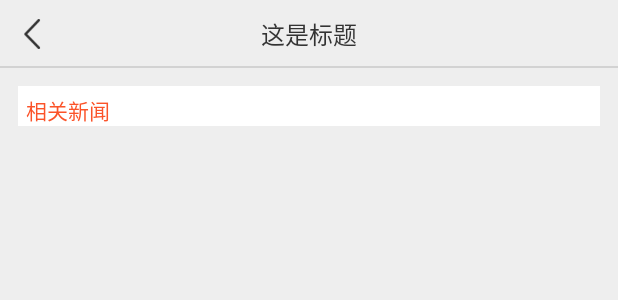
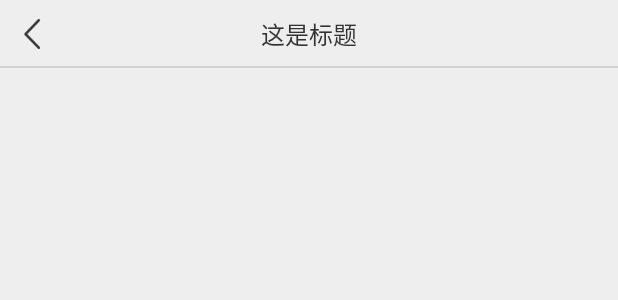
Before and after one commit to zhangchuanchuan/Wanxiang, an Android app: the layout fragment_news_detail.xml on its own in the app's theme, with its tools: preview values and no code run, on a phone screen of 412 x 824 dp. Shown: the top 300 px of the screen. Run offline under Robolectric (Android 15) with nearby library versions, the phone set to English and light mode, and no system bars.

Commit message:
解析新闻详情

```diff
--- a/app/src/main/java/com/stream/wangxiang/fragment/HomeFragment.java
+++ b/app/src/main/java/com/stream/wangxiang/fragment/HomeFragment.java
@@ -75,6 +75,11 @@ public class HomeFragment extends BaseFragment {
                 if(list == null){
                     return;
                 }
+                // 点击的是加载更多
+                if(position == list.size()){
+                    return;
+                }
+
                 String postId = list.get(position).getPostid();
                 if(StringUtils.isNullOrEmpty(postId)){
                     return;
--- a/app/src/main/java/com/stream/wangxiang/net/RequestWhat.java
+++ b/app/src/main/java/com/stream/wangxiang/net/RequestWhat.java
@@ -7,6 +7,7 @@ package com.stream.wangxiang.net;
 public class RequestWhat {
     // 获取首页新闻列表的what
     public static final int GET_NEWS_LIST = 0;
+
 
     // 获取分类新闻列表的
     public static final int GET_CATEGORY_NEWS_LIST = 1;
--- a/app/src/main/java/com/stream/wangxiang/vo/RelationNews.java
+++ b/app/src/main/java/com/stream/wangxiang/vo/RelationNews.java
@@ -9,6 +9,7 @@ public class RelationNews {
     private String type;
     private String source;
     private String ptime;
+    private String imgsrc;
     private String href;
 
     public String getId() {
--- a/app/src/main/res/layout/fragment_news_detail.xml
+++ b/app/src/main/res/layout/fragment_news_detail.xml
@@ -32,29 +32,34 @@
         android:id="@+id/news_content"
         android:layout_width="match_parent"
         android:layout_height="match_parent">
+        <TextView
+            android:id="@+id/body"
+            android:layout_width="match_parent"
+            android:layout_height="wrap_content" />
 
-        <LinearLayout
-            android:orientation="vertical"
-            android:layout_width="match_parent"
-            android:layout_height="12dp"
-            android:layout_marginLeft="12dp"
-            android:layout_marginRight="12dp"
-            android:layout_marginTop="12dp"
-            android:background="@color/white">
-            <TextView
-                android:layout_width="wrap_content"
-                android:layout_height="wrap_content"
-                android:layout_marginLeft="5dp"
-                android:layout_marginTop="5dp"
-                android:textColor="@color/text_brick_red_color"
-                android:text="相关新闻"/>
-            <ListView
-                android:id="@+id/relation_news_list"
-                android:layout_width="match_parent"
-                android:layout_height="wrap_content">
 
-            </ListView>
-        </LinearLayout>
+        <!--<LinearLayout-->
+            <!--android:orientation="vertical"-->
+            <!--android:layout_width="match_parent"-->
+            <!--android:layout_height="12dp"-->
+            <!--android:layout_marginLeft="12dp"-->
+            <!--android:layout_marginRight="12dp"-->
+            <!--android:layout_marginTop="12dp"-->
+            <!--android:background="@color/white">-->
+            <!--<TextView-->
+                <!--android:layout_width="wrap_content"-->
+                <!--android:layout_height="wrap_content"-->
+                <!--android:layout_marginLeft="5dp"-->
+                <!--android:layout_marginTop="5dp"-->
+                <!--android:textColor="@color/text_brick_red_color"-->
+                <!--android:text="相关新闻"/>-->
+            <!--<ListView-->
+                <!--android:id="@+id/relation_news_list"-->
+                <!--android:layout_width="match_parent"-->
+                <!--android:layout_height="wrap_content">-->
+
+            <!--</ListView>-->
+        <!--</LinearLayout>-->
     </ScrollView>
 
 
```
Also changed, not shown: app/src/main/java/com/stream/wangxiang/event/GetNewsDetailevent.java (added, +19 -0 lines), app/src/main/java/com/stream/wangxiang/fragment/NewsDetailFragment.java (+38 -0 lines), app/src/main/java/com/stream/wangxiang/net/GetNewsList.java (+28 -1 lines), app/src/main/java/com/stream/wangxiang/vo/NewsDetailVo.java (+9 -0 lines).
